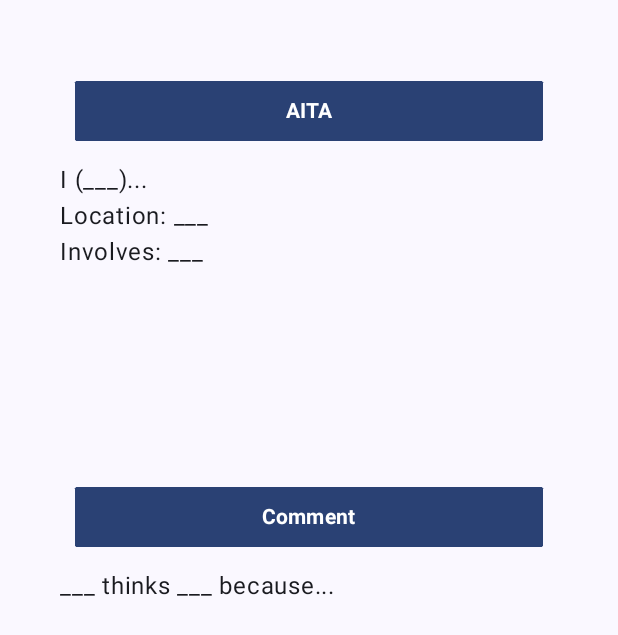
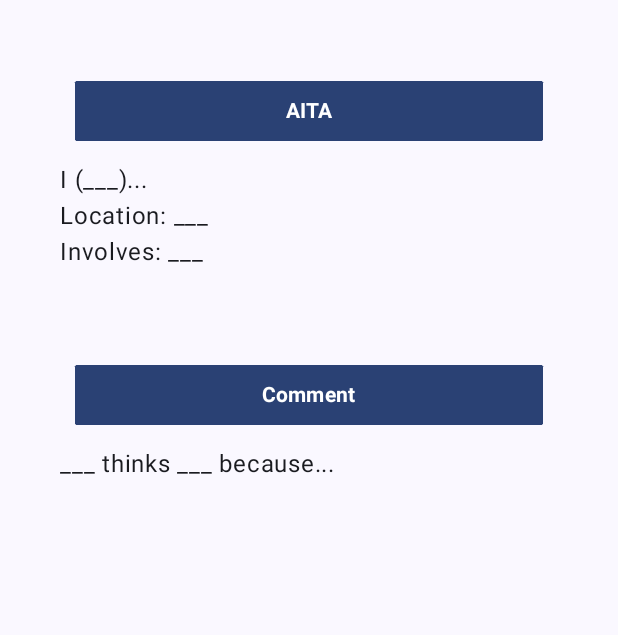
Before and after one commit to LonnyMck/AITA_generator_app, an Android app built with Jetpack Compose: the screen it shows after launch (MainActivity), on a phone screen of 412 x 824 dp. Shown: the top 635 px of the screen. Run offline under Robolectric (Android 15) with nearby library versions, the phone set to English and light mode, and no system bars.

Commit message:
general updates

```diff
--- a/app/src/main/java/com/example/aita_generator_app/MainActivity.kt
+++ b/app/src/main/java/com/example/aita_generator_app/MainActivity.kt
@@ -4,6 +4,7 @@ import android.graphics.Color
 import android.os.Bundle
 import androidx.activity.ComponentActivity
 import androidx.activity.compose.setContent
+import androidx.compose.foundation.background
 import androidx.compose.foundation.layout.Arrangement
 import androidx.compose.foundation.layout.Column
 import androidx.compose.foundation.layout.Row
@@ -18,6 +19,7 @@ import androidx.compose.material3.Surface
 import androidx.compose.material3.Text
 import androidx.compose.runtime.Composable
 import androidx.compose.ui.Modifier
+import androidx.compose.ui.graphics.RectangleShape
 import androidx.compose.ui.text.font.FontWeight
 import androidx.compose.ui.tooling.preview.Preview
 import androidx.compose.ui.unit.dp
@@ -79,7 +81,9 @@ Button( onClick = clickHandle,
 @Composable
 fun AITAmain(starter: String, opinion: String, commenter: String, location:String, involves: String, clickHandle1:()->Unit, clickHandle2:()->Unit, modifier: Modifier = Modifier) {
 
-    Column( modifier = Modifier.padding(40.dp) ) {
+    Column(
+        modifier = Modifier.padding(40.dp)
+    ) {
         Row(
             horizontalArrangement = Arrangement.Center,
             modifier = Modifier
@@ -119,7 +123,7 @@ fun AITAmain(starter: String, opinion: String, commenter: String, location:Strin
         ) {
             RandoClick(clickHandle2, displayName = "Comment")
         }
-        Column(Modifier.weight(2f)){
+        Column(Modifier.weight(4f)){
         Text(
             text = "$commenter thinks $opinion because..."
         )
```
